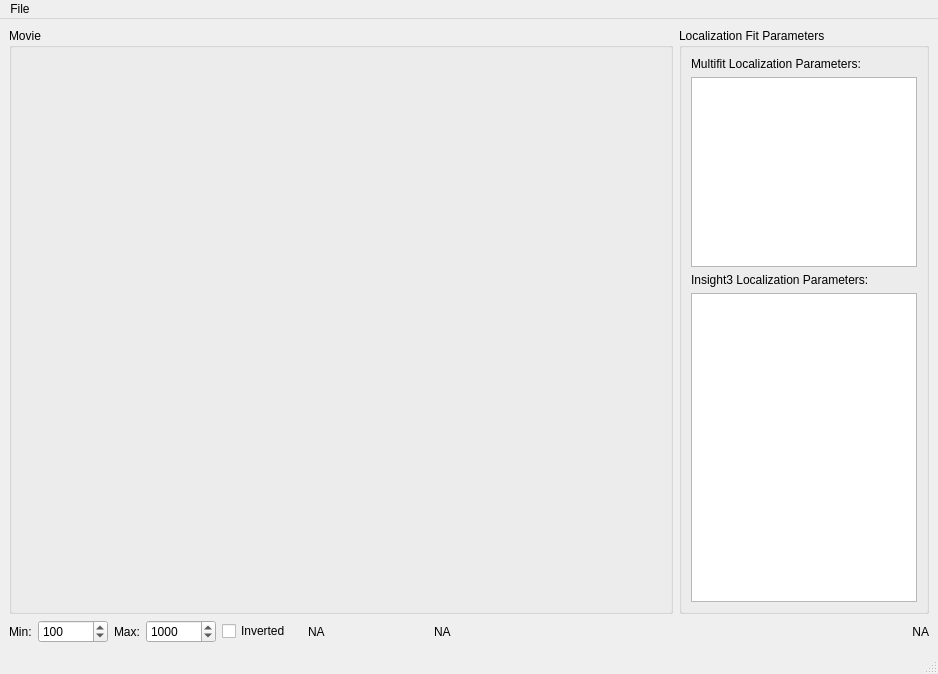
This is visualizer/visualizer.ui in ZhuangLab/storm-analysis as Qt 5 draws it before an edit. The edited form follows.
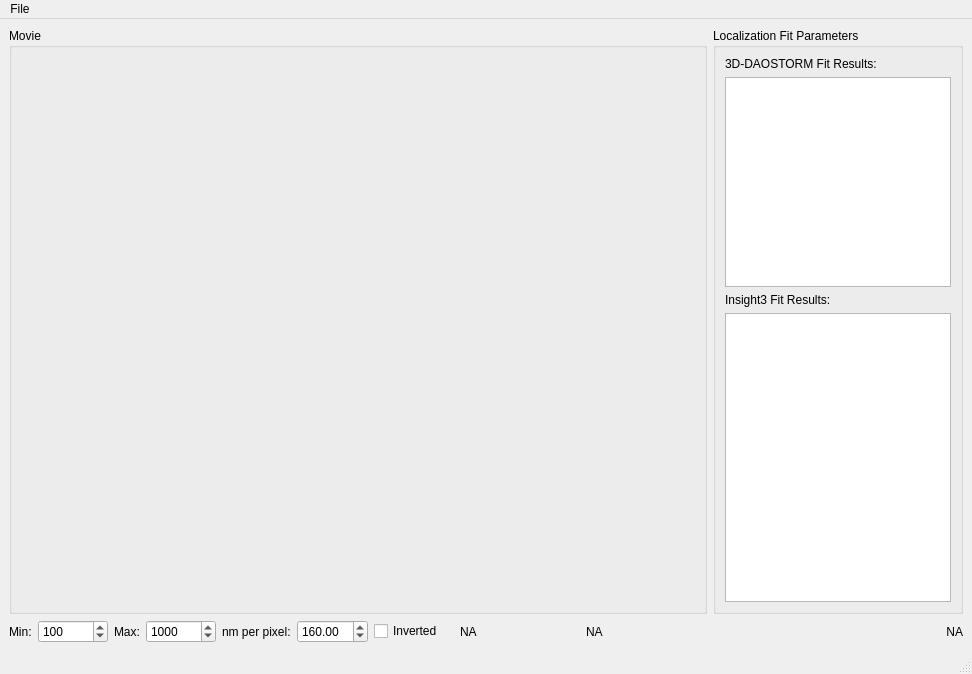
This is the edited form.

Commit message: Make nm-per-pixel conversion user adjustable.

```diff
--- a/visualizer/visualizer.ui
+++ b/visualizer/visualizer.ui
@@ -6,7 +6,7 @@
    <rect>
     <x>0</x>
     <y>0</y>
-    <width>938</width>
+    <width>972</width>
     <height>674</height>
    </rect>
   </property>
@@ -45,7 +45,7 @@
          <item>
           <widget class="QLabel" name="multiLabel">
            <property name="text">
-            <string>Multifit Localization Parameters:</string>
+            <string>3D-DAOSTORM Fit Results:</string>
            </property>
           </widget>
          </item>
@@ -54,7 +54,7 @@
            <property name="maximumSize">
             <size>
              <width>16777215</width>
-             <height>190</height>
+             <height>210</height>
             </size>
            </property>
            <property name="showGrid">
@@ -80,7 +80,7 @@
          <item>
           <widget class="QLabel" name="i3Label">
            <property name="text">
-            <string>Insight3 Localization Parameters:</string>
+            <string>Insight3 Fit Results:</string>
            </property>
           </widget>
          </item>
@@ -183,6 +183,23 @@
         </property>
        </widget>
       </item>
+      <item>
+       <widget class="QLabel" name="nmPerPixLabel">
+        <property name="text">
+         <string>nm per pixel:</string>
+        </property>
+       </widget>
+      </item>
+      <item>
+       <widget class="QDoubleSpinBox" name="nmPerPixelSpinBox">
+        <property name="maximum">
+         <double>1000.000000000000000</double>
+        </property>
+        <property name="value">
+         <double>160.000000000000000</double>
+        </property>
+       </widget>
+      </item>
       <item>
        <widget class="QCheckBox" name="oriCheckBox">
         <property name="minimumSize">
@@ -284,7 +301,7 @@
     <rect>
      <x>0</x>
      <y>0</y>
-     <width>938</width>
+     <width>972</width>
      <height>26</height>
     </rect>
    </property>
```
Left out of the diff: 4 changed lines with no effect on the pictures.
